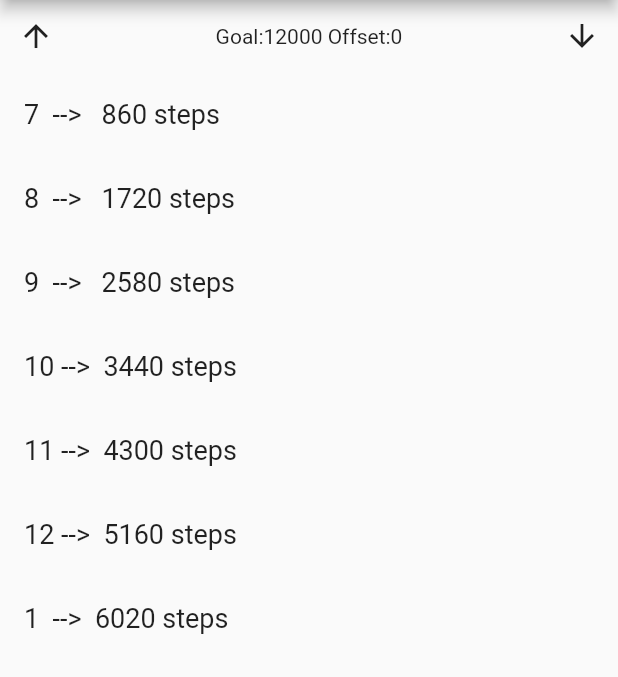
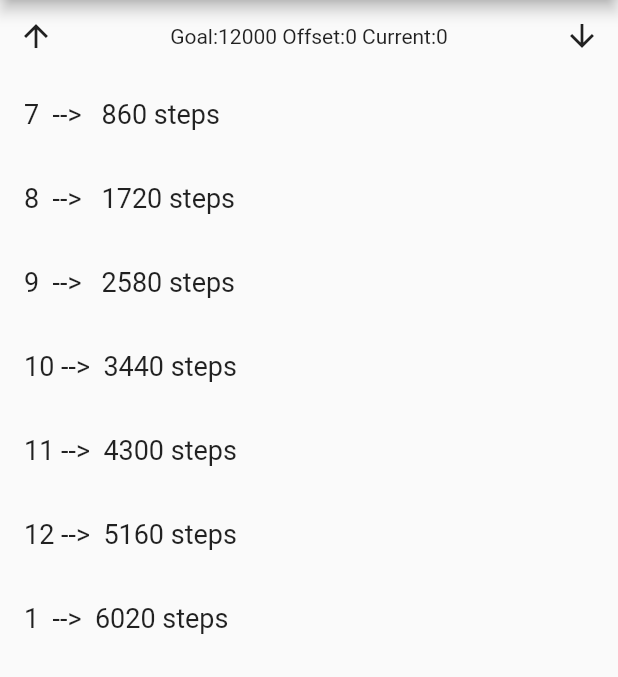
Before and after one commit to hite77/Steps_per_hour, a Flutter app: the screen it shows after launch, after a tap on the "refresh" icon, on a phone screen of 412 x 824 dp, the part 84-761 px from its top. Run offline on Flutter 3.47's test engine with Material 2 defaults, Android fonts, the phone set to English and light mode, and no system bars; our stand-ins replace clock, shared_preferences; missing offline and left inert: flutter_web_auth.

Commit message:
updates steps using oauth and fixes problem with not showing offset and goal that is saved

```diff
--- a/lib/main.dart
+++ b/lib/main.dart
@@ -1,5 +1,10 @@
+import 'dart:convert';
+
 import 'package:clock/clock.dart';
 import 'package:flutter/material.dart';
+import 'package:flutter/services.dart';
+import 'package:flutter_web_auth/flutter_web_auth.dart';
+import 'package:http/http.dart' as http;
 import 'package:shared_preferences/shared_preferences.dart';
 
 void main() => runApp(MyApp());
@@ -8,6 +13,7 @@ int goalStepsDefault = 12000;
 int goalSteps = 12000;
 int offset = 0;
 bool stepGoalMode = true;
+int currentSteps = 0;
 
 roundDecimal(int unroundedSteps) {
   final lastNumber = unroundedSteps % 10;
@@ -18,6 +24,52 @@ roundDecimal(int unroundedSteps) {
   } else {
     return (unroundedSteps - lastNumber + 10);
   }
+}
+
+class Secret {
+  final String clientId;
+  Secret({this.clientId = ""});
+  factory Secret.fromJson(Map<String, dynamic> jsonMap) {
+    return new Secret(clientId: jsonMap["client_id"]);
+  }
+}
+
+class SecretLoader {
+  final String secretPath;
+
+  SecretLoader({this.secretPath});
+  Future<Secret> load() {
+    return rootBundle.loadStructuredData<Secret>(this.secretPath,
+        (jsonStr) async {
+      final secret = Secret.fromJson(json.decode(jsonStr));
+      return secret;
+    });
+  }
+}
+
+Future<int> getSteps() async {
+  final callbackUrlScheme = 'com.test.app://oauth2redirect';
+  Secret secret = await SecretLoader(secretPath: "secrets.json").load();
+
+  final url = Uri.https('www.fitbit.com', '/oauth2/authorize', {
+    'response_type': 'token',
+    'client_id': secret.clientId,
+    'redirect_uri': '$callbackUrlScheme',
+    'scope': 'activity',
+  });
+
+// Present the dialog to the user
+  final result = await FlutterWebAuth.authenticate(
+      url: Uri.decodeComponent(url.toString()),
+      callbackUrlScheme: 'com.test.app');
+
+  final token = result.split('#access_token=')[1].split('&user_id')[0];
+
+  final activity = await http.get(
+      'https://api.fitbit.com/1/user/-/activities/date/today.json',
+      headers: {'Authorization': 'Bearer ' + token});
+  final steps = jsonDecode(activity.body)['summary']['steps'];
+  return steps;
 }
 
 _write_settings(int steps, int offset) async {
@@ -47,8 +99,8 @@ class StepsPerHourState extends State<StepsPerHour> {
   final _biggerFont = const TextStyle(fontSize: 18.0);
 
   Widget _buildStepsPerHour(List<dynamic> data) {
-    var goalSteps = data[0];
-    var offset = data[1];
+    goalSteps = data[0];
+    offset = data[1];
     var hour = clock.now().hour;
     var entries = <String>[];
 
@@ -92,8 +144,8 @@ class StepsPerHourState extends State<StepsPerHour> {
         Expanded(
           child: Center(
             child: Text((stepGoalMode)
-                ? "Goal:$goalSteps Offset:$offset"
-                : "Offset:$offset Goal:$goalSteps"),
+                ? "Goal:$goalSteps Offset:$offset Current:$currentSteps"
+                : "Offset:$offset Goal:$goalSteps Current:$currentSteps"),
           ),
         ),
         IconButton(
@@ -151,7 +203,8 @@ class StepsPerHourState extends State<StepsPerHour> {
                   ),
                   IconButton(
                       icon: Icon(Icons.refresh),
-                      onPressed: () {
+                      onPressed: () async {
+                        currentSteps = await getSteps();
                         setState(() {});
                       }),
                 ],
```
Also changed, not shown: pubspec.yaml (+4 -5 lines), pubspec.lock, 2 other files.
